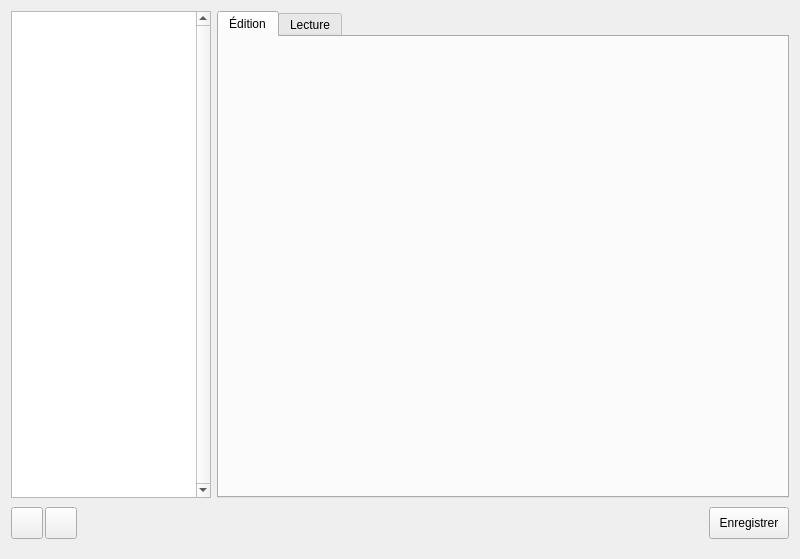
Old version of the form widgetgestionsequences.ui in the repository Dthibault/theatre2013.
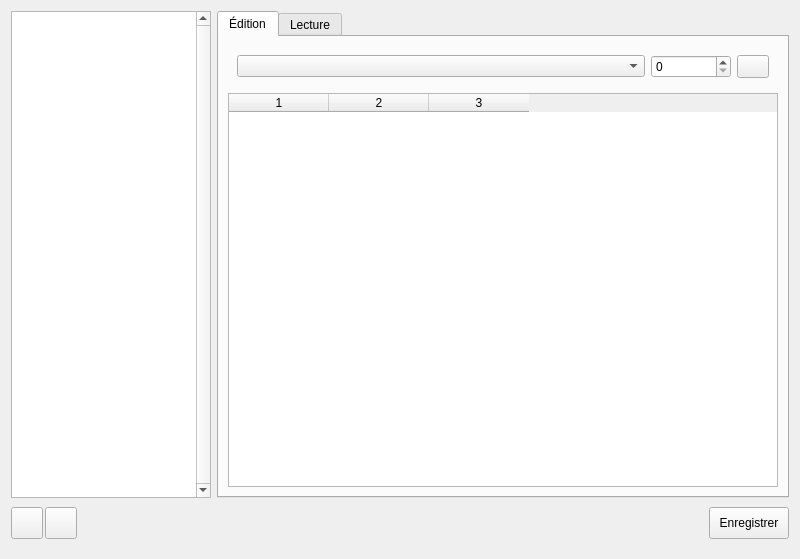
New version of the form. Icons and pictures are not drawn.

```diff
--- a/widgetgestionsequences.ui
+++ b/widgetgestionsequences.ui
@@ -175,6 +175,96 @@
          <attribute name="title">
           <string>Édition</string>
          </attribute>
+         <layout class="QVBoxLayout" name="verticalLayout_4">
+          <item>
+           <widget class="QWidget" name="conteneurScenes" native="true">
+            <layout class="QHBoxLayout" name="horizontalLayout_6">
+             <item>
+              <widget class="QComboBox" name="comboBox"/>
+             </item>
+             <item>
+              <widget class="QSpinBox" name="spinBox">
+               <property name="maximumSize">
+                <size>
+                 <width>80</width>
+                 <height>16777215</height>
+                </size>
+               </property>
+               <property name="maximum">
+                <number>3600</number>
+               </property>
+              </widget>
+             </item>
+             <item>
+              <widget class="QPushButton" name="boutonAjouterScene">
+               <property name="maximumSize">
+                <size>
+                 <width>32</width>
+                 <height>32</height>
+                </size>
+               </property>
+               <property name="text">
+                <string/>
+               </property>
+               <property name="icon">
+                <iconset resource="ressources.qrc">
+                 <normaloff>:/new/images/images/boutonPlus.png</normaloff>:/new/images/images/boutonPlus.png</iconset>
+               </property>
+               <property name="iconSize">
+                <size>
+                 <width>32</width>
+                 <height>32</height>
+                </size>
+               </property>
+               <property name="checkable">
+                <bool>false</bool>
+               </property>
+               <property name="autoDefault">
+                <bool>false</bool>
+               </property>
+               <property name="default">
+                <bool>false</bool>
+               </property>
+               <property name="flat">
+                <bool>false</bool>
+               </property>
+              </widget>
+             </item>
+            </layout>
+           </widget>
+          </item>
+          <item>
+           <widget class="QTableWidget" name="tableWidget">
+            <property name="editTriggers">
+             <set>QAbstractItemView::NoEditTriggers</set>
+            </property>
+            <property name="textElideMode">
+             <enum>Qt::ElideRight</enum>
+            </property>
+            <property name="horizontalScrollMode">
+             <enum>QAbstractItemView::ScrollPerItem</enum>
+            </property>
+            <property name="sortingEnabled">
+             <bool>false</bool>
+            </property>
+            <property name="rowCount">
+             <number>0</number>
+            </property>
+            <property name="columnCount">
+             <number>3</number>
+            </property>
+            <attribute name="verticalHeaderShowSortIndicator" stdset="0">
+             <bool>false</bool>
+            </attribute>
+            <attribute name="verticalHeaderStretchLastSection">
+             <bool>false</bool>
+            </attribute>
+            <column/>
+            <column/>
+            <column/>
+           </widget>
+          </item>
+         </layout>
         </widget>
         <widget class="QWidget" name="tabLecture">
          <attribute name="title">
```
Left out of the diff: 2 changed lines with no effect on the pictures.
